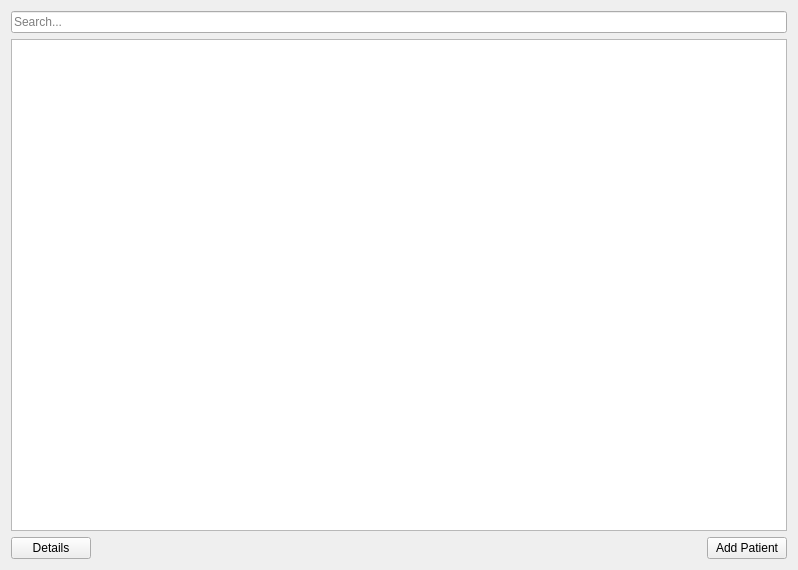
This is ui/home.ui in HazemMeqdad/dr-system as Qt 5 draws it before an edit. The edited form follows.
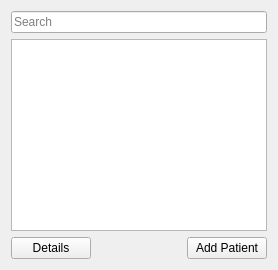
This is the edited form.

```diff
--- a/ui/home.ui
+++ b/ui/home.ui
@@ -2,22 +2,11 @@
 <ui version="4.0">
  <class>HomePage</class>
  <widget class="QWidget" name="HomePage">
-  <property name="geometry">
-   <rect>
-    <x>0</x>
-    <y>0</y>
-    <width>798</width>
-    <height>570</height>
-   </rect>
-  </property>
-  <property name="windowTitle">
-   <string>HomePage</string>
-  </property>
   <layout class="QVBoxLayout" name="verticalLayout">
    <item>
     <widget class="QLineEdit" name="search_bar">
      <property name="placeholderText">
-      <string>Search...</string>
+      <string>Search</string>
      </property>
     </widget>
    </item>
```
